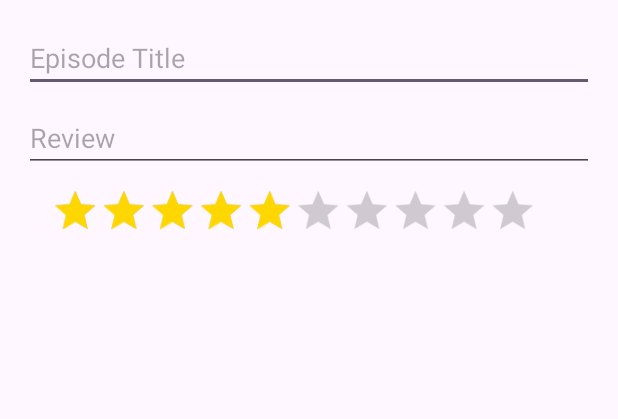
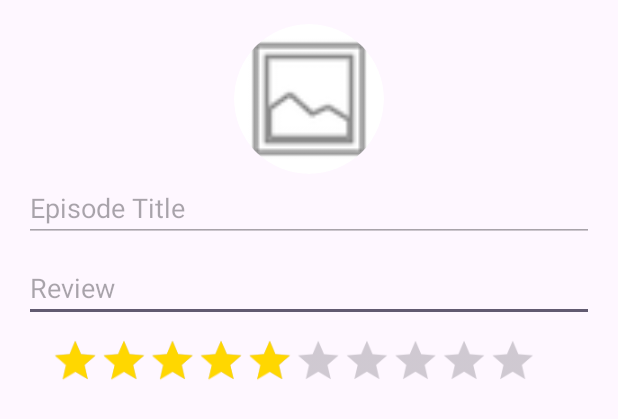
Before and after one commit to nadavaza/androidFinal, an Android app: the layout dialog_edit_post.xml on its own in the app's theme, with its tools: preview values and no code run, on a phone screen of 412 x 824 dp. Shown: the top 419 px of the screen. Run offline under Robolectric (Android 15) with nearby library versions, the phone set to English and light mode, and no system bars.

Commit message:
fix update post

```diff
--- a/app/src/main/java/com/example/androidfinal/entities/Post.kt
+++ b/app/src/main/java/com/example/androidfinal/entities/Post.kt
@@ -7,10 +7,11 @@ import androidx.room.PrimaryKey
 import com.example.androidfinal.base.MyApplication
 import com.example.androidfinal.entities.User.Companion.ID_KEY
 import com.google.firebase.firestore.FieldValue
+import java.util.UUID
 
 @Entity(tableName = "posts")
 data class Post(
-    @PrimaryKey val id: String,
+    @PrimaryKey var id: String = UUID.randomUUID().toString(),
     val userId: String, // Foreign Key to User
     val title: String,
     val review: String,
--- a/app/src/main/java/com/example/androidfinal/entities/dao/LocalDB.kt
+++ b/app/src/main/java/com/example/androidfinal/entities/dao/LocalDB.kt
@@ -7,7 +7,7 @@ import androidx.room.RoomDatabase
 import com.example.androidfinal.entities.Post
 import com.example.androidfinal.entities.User
 
-@Database(entities = [User::class, Post::class], version = 7, exportSchema = false)
+@Database(entities = [User::class, Post::class], version = 8, exportSchema = false)
 abstract class AppDatabase : RoomDatabase() {
     abstract fun userDao(): UserDao
     abstract fun PostDao(): PostDao
--- a/app/src/main/java/com/example/androidfinal/viewModel/PostsViewModel.kt
+++ b/app/src/main/java/com/example/androidfinal/viewModel/PostsViewModel.kt
@@ -73,9 +73,9 @@ class PostsViewModel(application: Application) : AndroidViewModel(application) {
         }
     }
 
-    fun updatePost(post: Post) {
+    fun updatePost(post: Post , photo: Bitmap?) {
         viewModelScope.launch {
-            postDomain.updatePost(post.id, post) { success ->
+            postDomain.updatePost(post.id, post , photo) { success ->
                 if (success) getPostsByUser(post.userId)
             }
         }
--- a/app/src/main/res/layout/dialog_edit_post.xml
+++ b/app/src/main/res/layout/dialog_edit_post.xml
@@ -2,21 +2,37 @@
 <LinearLayout xmlns:android="http://schemas.android.com/apk/res/android"
     android:layout_width="match_parent"
     android:layout_height="wrap_content"
-    android:padding="16dp"
-    android:orientation="vertical">
+    android:orientation="vertical"
+    android:padding="16dp">
+
+    <ImageView
+        android:id="@+id/imagePreview"
+        android:layout_width="100dp"
+        android:layout_height="100dp"
+        android:layout_gravity="center"
+        android:background="@drawable/circle_background"
+        android:clickable="true"
+        android:clipToOutline="true"
+        android:contentDescription="Select Image"
+        android:focusable="true"
+        android:scaleType="centerCrop"
+        android:src="@android:drawable/ic_menu_gallery" />
 
     <EditText
         android:id="@+id/editEpisodeTitle"
         android:layout_width="match_parent"
         android:layout_height="wrap_content"
-        android:hint="Episode Title"/>
+        android:clickable="false"
+        android:enabled="false"
+        android:focusable="false"
+        android:hint="Episode Title" />
 
     <EditText
         android:id="@+id/editReview"
         android:layout_width="match_parent"
         android:layout_height="wrap_content"
-        android:hint="Review"
-        android:layout_marginTop="8dp"/>
+        android:layout_marginTop="8dp"
+        android:hint="Review" />
 
     <RatingBar
         android:id="@+id/ratingBar"
@@ -24,13 +40,13 @@
         android:layout_width="wrap_content"
         android:layout_height="wrap_content"
         android:layout_marginTop="8dp"
-        android:theme="@style/RatingBarTheme"
         android:isIndicator="false"
         android:numStars="10"
         android:rating="5"
         android:scaleX="0.9"
         android:scaleY="0.9"
-        android:stepSize="1" />
+        android:stepSize="1"
+        android:theme="@style/RatingBarTheme" />
 
 
 </LinearLayout>
```
Also changed, not shown: app/src/main/java/com/example/androidfinal/UserDetailsFragment.kt (+40 -9 lines), app/src/main/java/com/example/androidfinal/domains/PostsDomain.kt (+13 -11 lines).
